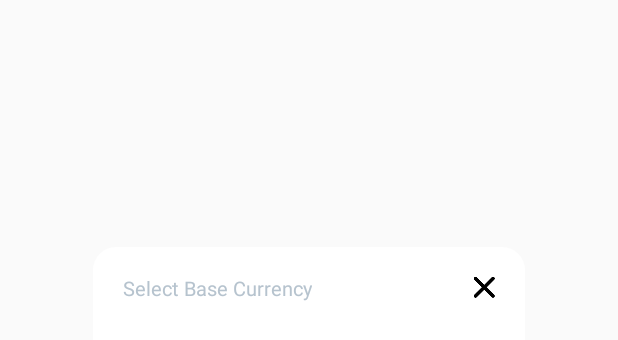
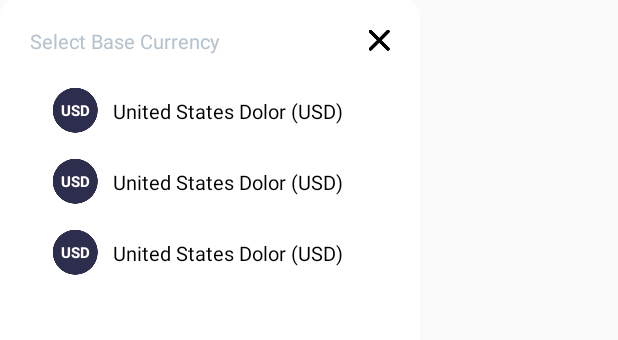
Before and after one commit to mehmettas/kotlin-mvvm-currency-app, an Android app: the layout layout_base_selection.xml on its own in the app's theme, with its tools: preview values and no code run, on a phone screen of 412 x 824 dp. Shown: the top 340 px of the screen. Run offline under Robolectric (Android 15) with nearby library versions, the phone set to English and light mode, and no system bars.

Commit message:
Currency base dialog - recyclerview

```diff
--- a/Cent/app/src/main/java/com/mehmettas/cent/ui/currencybase/CurrencyBaseDialog.kt
+++ b/Cent/app/src/main/java/com/mehmettas/cent/ui/currencybase/CurrencyBaseDialog.kt
@@ -3,7 +3,7 @@ package com.mehmettas.cent.ui.currencybase
 import com.mehmettas.cent.R
 import com.mehmettas.cent.ui.base.BaseDialogFragment
 import org.koin.androidx.viewmodel.ext.android.viewModel
-import android.view.ViewGroup
+import kotlinx.android.synthetic.main.layout_base_selection.*
 
 class CurrencyBaseDialog: BaseDialogFragment(), ICurrencyBaseNavigator {
     private val viewModel by viewModel<CurrencyBaseViewModel>()
@@ -18,7 +18,7 @@ class CurrencyBaseDialog: BaseDialogFragment(), ICurrencyBaseNavigator {
     }
 
     override val layoutId: Int
-        get() = R.layout.dialog_layout
+        get() = R.layout.layout_base_selection
 
     override fun initNavigator() {
         viewModel.setNavigator(this)
@@ -37,13 +37,15 @@ class CurrencyBaseDialog: BaseDialogFragment(), ICurrencyBaseNavigator {
         var dialog = dialog
         if (dialog!=null)
         {
-            val width = ViewGroup.LayoutParams.WRAP_CONTENT
-            val height = ViewGroup.LayoutParams.WRAP_CONTENT
-            dialog.window.setLayout(width, height)
+            dialog.window.setLayout(700, 1000)
+            dialog.window.setBackgroundDrawable(resources.getDrawable(R.drawable.bg_dialog))
         }
 
     }
 
     override fun initListener() {
+        imgClose.setOnClickListener {
+            dialog.dismiss()
+        }
     }
 }
--- /dev/null
+++ b/Cent/app/src/main/java/com/mehmettas/cent/ui/currencybase/currencybaseadapter/CurrencyBaseAdapter.kt
@@ -0,0 +1,4 @@
+package com.mehmettas.cent.ui.currencybase.currencybaseadapter
+
+class CurrencyBaseAdapter {
+}
--- a/Cent/app/src/main/java/com/mehmettas/cent/ui/main/MainActivity.kt
+++ b/Cent/app/src/main/java/com/mehmettas/cent/ui/main/MainActivity.kt
@@ -44,6 +44,7 @@ class MainActivity: BaseActivity(), IMainNavigator,MainAdapter.MainListListener
     }
 
     override fun initListener() {
+        // pass all currencies to fragment
         icBase.setOnClickListener {
             CurrencyBaseDialog.newInstance()
                 .show(supportFragmentManager.beginTransaction(),"")
--- a/Cent/app/src/main/res/drawable-hdpi/bg_dialog.xml
+++ b/Cent/app/src/main/res/drawable-hdpi/bg_dialog.xml
@@ -4,6 +4,6 @@
 
     <solid android:color="@android:color/white"/>
 
-    <corners android:radius="15dp"/>
+    <corners android:radius="10dp"/>
 
 </shape>
--- /dev/null
+++ b/Cent/app/src/main/res/layout/layout_base_item.xml
@@ -0,0 +1,43 @@
+<?xml version="1.0" encoding="utf-8"?>
+<androidx.constraintlayout.widget.ConstraintLayout
+        xmlns:android="http://schemas.android.com/apk/res/android"
+        android:layout_width="match_parent" xmlns:app="http://schemas.android.com/apk/res-auto"
+        android:layout_marginBottom="10dp"
+        android:layout_height="37dp">
+
+    <androidx.appcompat.widget.AppCompatImageView
+            android:id="@+id/ellipseCurrency"
+            android:layout_width="wrap_content"
+            app:layout_constraintTop_toTopOf="parent"
+            app:layout_constraintStart_toStartOf="parent"
+            app:layout_constraintBottom_toBottomOf="parent"
+            android:layout_marginStart="15dp"
+            app:srcCompat="@drawable/ellipse_small_black"
+            android:layout_height="wrap_content"/>
+
+    <androidx.appcompat.widget.AppCompatTextView
+            android:id="@+id/textCurrencySymbol"
+            android:layout_width="wrap_content"
+            app:layout_constraintTop_toTopOf="@id/ellipseCurrency"
+            app:layout_constraintBottom_toBottomOf="@id/ellipseCurrency"
+            android:textSize="10sp"
+            android:text="USD"
+            android:textColor="@color/white_text"
+            android:textStyle="bold"
+            app:layout_constraintStart_toStartOf="@id/ellipseCurrency"
+            app:layout_constraintEnd_toEndOf="@id/ellipseCurrency"
+            android:layout_height="wrap_content"/>
+
+    <androidx.appcompat.widget.AppCompatTextView
+            android:id="@+id/textCurrencyName"
+            app:layout_constraintTop_toTopOf="@id/ellipseCurrency"
+            app:layout_constraintBottom_toBottomOf="@id/ellipseCurrency"
+            app:layout_constraintStart_toEndOf="@id/ellipseCurrency"
+            android:layout_marginStart="10dp"
+            android:textSize="13sp"
+            android:text="United States Dolor (USD)"
+            android:textColor="@android:color/black"
+            android:layout_width="wrap_content"
+            android:layout_height="wrap_content"/>
+
+</androidx.constraintlayout.widget.ConstraintLayout>
--- a/Cent/app/src/main/res/layout/layout_base_selection.xml
+++ b/Cent/app/src/main/res/layout/layout_base_selection.xml
@@ -1,46 +1,9 @@
 <?xml version="1.0" encoding="utf-8"?>
 <androidx.constraintlayout.widget.ConstraintLayout
         xmlns:android="http://schemas.android.com/apk/res/android"
-        android:layout_width="match_parent"
-        android:layout_height="match_parent" xmlns:app="http://schemas.android.com/apk/res-auto">
-
-    <androidx.constraintlayout.widget.Guideline
-            android:orientation="vertical"
-            android:id="@+id/start"
-            app:layout_constraintGuide_percent=".15"
-            android:layout_width="wrap_content"
-            android:layout_height="wrap_content"/>
-
-    <androidx.constraintlayout.widget.Guideline
-            android:orientation="vertical"
-            app:layout_constraintGuide_percent=".85"
-            android:id="@+id/end"
-            android:layout_width="wrap_content"
-            android:layout_height="wrap_content"/>
-
-    <androidx.constraintlayout.widget.Guideline
-            android:orientation="horizontal"
-            app:layout_constraintGuide_percent=".2"
-            android:id="@+id/top"
-            android:layout_width="wrap_content"
-            android:layout_height="wrap_content"/>
-
-    <androidx.constraintlayout.widget.Guideline
-            android:orientation="horizontal"
-            app:layout_constraintGuide_percent=".8"
-            android:id="@+id/bottom"
-            android:layout_width="wrap_content"
-            android:layout_height="wrap_content"/>
-
-    <androidx.constraintlayout.widget.ConstraintLayout
-            android:layout_width="0dp"
-            app:layout_constraintTop_toTopOf="@id/top"
-            app:layout_constraintBottom_toBottomOf="@id/bottom"
-            android:background="@drawable/bg_dialog"
-            app:layout_constraintEnd_toEndOf="@id/end"
-            app:layout_constraintStart_toStartOf="@id/start"
-            android:layout_height="0dp">
-
+        android:layout_width="280dp" xmlns:tools="http://schemas.android.com/tools"
+        android:background="@drawable/bg_dialog"
+        android:layout_height="440dp" xmlns:app="http://schemas.android.com/apk/res-auto">
         <TextView
                 android:layout_width="wrap_content"
                 android:text="@string/select_base"
@@ -63,18 +26,17 @@
                 android:layout_height="wrap_content"/>
 
         <androidx.recyclerview.widget.RecyclerView
+                android:id="@+id/rvBaseSelection"
                 app:layout_constraintTop_toBottomOf="@id/imgClose"
                 app:layout_constraintBottom_toBottomOf="parent"
                 android:layout_marginStart="20dp"
+                tools:listitem="@layout/layout_base_item"
                 android:layout_marginEnd="20dp"
                 android:layout_marginTop="15dp"
                 app:layout_constraintEnd_toEndOf="parent"
                 app:layout_constraintStart_toStartOf="parent"
                 android:layout_width="0dp"
-                android:layout_height="0dp">
+                android:layout_height="380dp">
         </androidx.recyclerview.widget.RecyclerView>
 
-
-    </androidx.constraintlayout.widget.ConstraintLayout>
-
 </androidx.constraintlayout.widget.ConstraintLayout>
```
